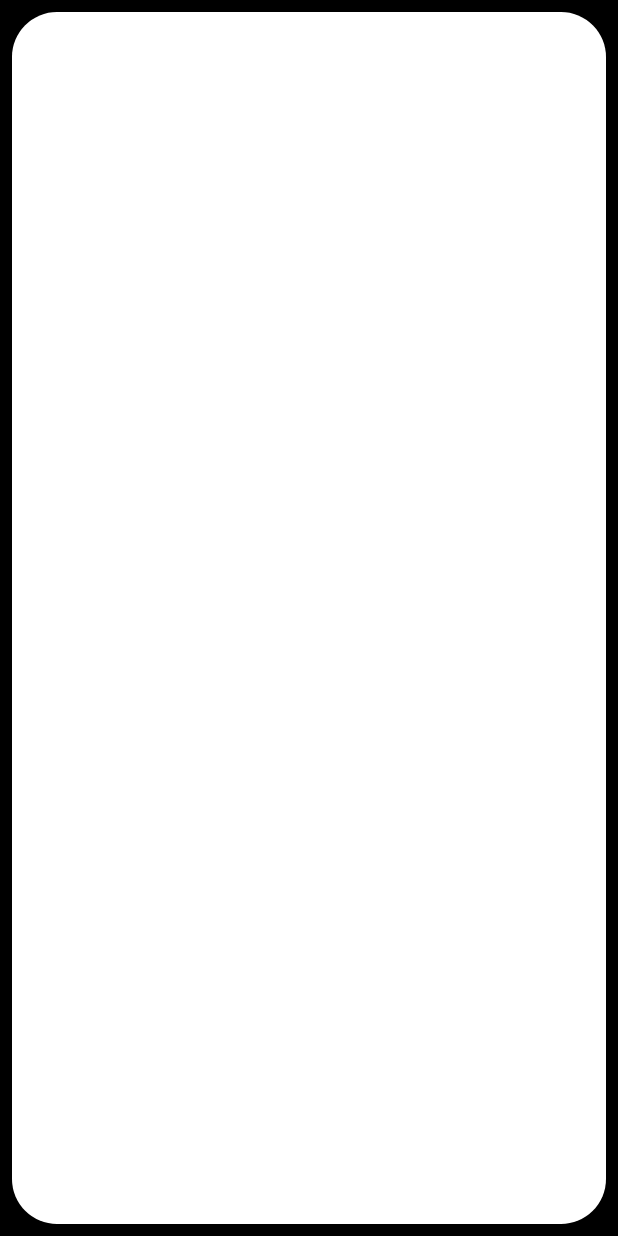
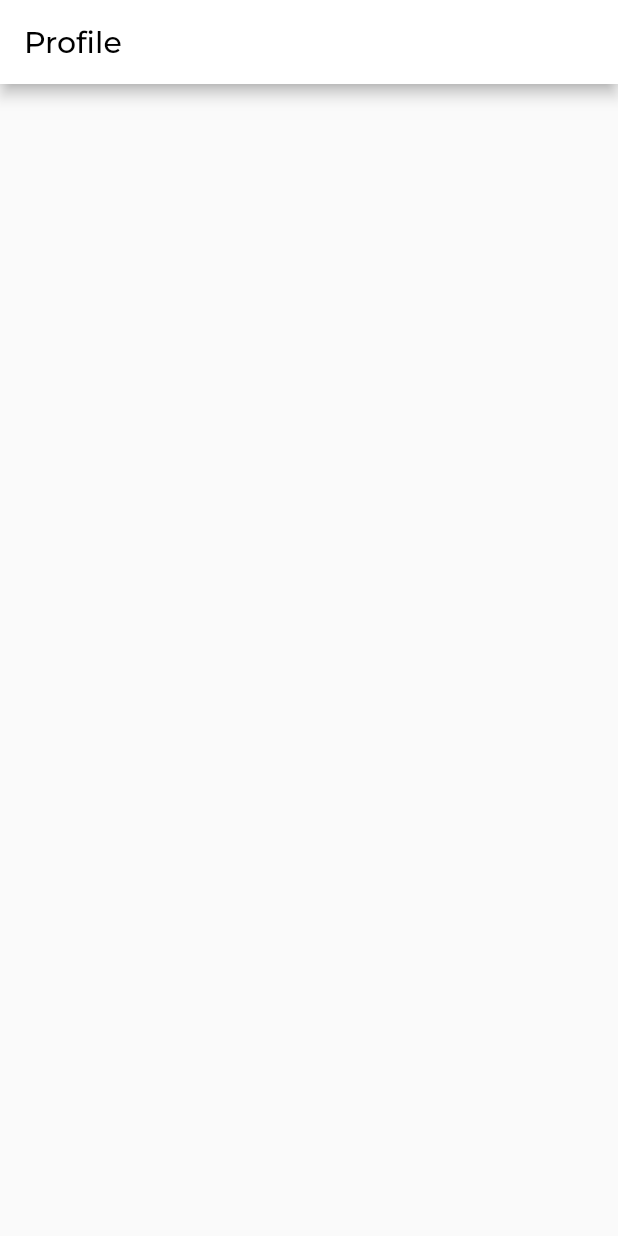
Before and after one commit to vishal701goswami/bms, a Flutter app: the screen it shows after launch, on a phone screen of 412 x 824 dp. Run offline on Flutter 3.47's test engine with Material 2 defaults, Android fonts, the light colour scheme and no system bars; our stand-ins replace google_fonts.

Commit message:
change on homepage

```diff
--- a/lib/HomePage.dart
+++ b/lib/HomePage.dart
@@ -1,4 +1,5 @@
 import 'package:flutter/material.dart';
+import 'package:google_fonts/google_fonts.dart';
 
 class Dashbord extends StatefulWidget {
   const Dashbord({super.key});
@@ -11,23 +12,15 @@ class _DashbordState extends State<Dashbord> {
   @override
   Widget build(BuildContext context) {
     return Scaffold(
-      backgroundColor: Colors.black,
-      body: Padding(
-        padding: const EdgeInsets.all(8.0),
-        child: Container(
-          height: MediaQuery.of(context).size.height,
-          width: MediaQuery.of(context).size.width,
-          decoration: BoxDecoration(
-            color: Colors.white,
-            borderRadius: BorderRadius.circular(30),
-          ),
-          child: Column(
-            mainAxisAlignment: MainAxisAlignment.start,
-            crossAxisAlignment: CrossAxisAlignment.start,
-            children: [],
-          ),
-        ),
+      appBar: AppBar(
+        backgroundColor: Colors.white,
+        centerTitle: false,
+        title: Text("Profile", style: GoogleFonts.montserrat(
+            color: Colors.black,
+            fontSize: 20
+          ),),
       ),
     );
+
   }
 }
--- a/pubspec.yaml
+++ b/pubspec.yaml
@@ -19,7 +19,7 @@ publish_to: 'none' # Remove this line if you wish to publish to pub.dev
 version: 1.0.0+1
 
 environment:
-  sdk: '>=3.0.5 <4.0.0'
+  sdk: '>=2.18.4 <3.0.0'
 
 # Dependencies specify other packages that your package needs in order to work.
 # To automatically upgrade your package dependencies to the latest versions
@@ -35,6 +35,7 @@ dependencies:
   # The following adds the Cupertino Icons font to your application.
   # Use with the CupertinoIcons class for iOS style icons.
   cupertino_icons: ^1.0.2
+  google_fonts: ^4.0.4
 
 dev_dependencies:
   flutter_test:
```
Also changed, not shown: pubspec.lock, 7 other files.
